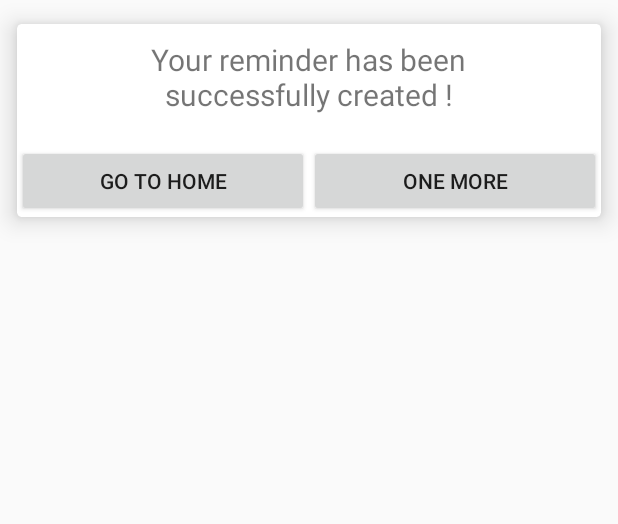
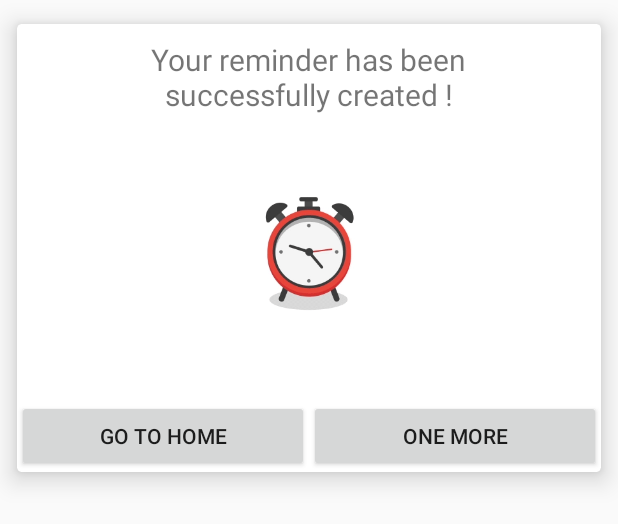
Before and after one commit to agniraj09/irctc-booking-reminder, an Android app: the layout dialog_success_description.xml on its own in the app's theme, with its tools: preview values and no code run, on a phone screen of 412 x 824 dp. Shown: the top 524 px of the screen. Run offline under Robolectric (Android 15) with nearby library versions, the phone set to English and light mode, and no system bars.

Commit message:
Added Success Pop-up GIF

```diff
--- a/app/build.gradle
+++ b/app/build.gradle
@@ -35,4 +35,5 @@ dependencies {
     implementation 'com.android.support:recyclerview-v7:28.0.0'
     implementation 'com.google.android.gms:play-services-ads:19.0.0'
     implementation 'org.jetbrains:annotations:15.0'
+    implementation 'pl.droidsonroids.gif:android-gif-drawable:1.2.15'
 }
--- a/app/src/main/res/layout/dialog_success_description.xml
+++ b/app/src/main/res/layout/dialog_success_description.xml
@@ -1,9 +1,11 @@
 <?xml version="1.0" encoding="utf-8"?>
 <RelativeLayout xmlns:android="http://schemas.android.com/apk/res/android"
+    xmlns:card_view="http://schemas.android.com/apk/res-auto"
+    xmlns:tools="http://schemas.android.com/tools"
     android:layout_width="match_parent"
     android:layout_height="match_parent">
 
-    <androidx.cardview.widget.CardView xmlns:card_view="http://schemas.android.com/apk/res-auto"
+    <androidx.cardview.widget.CardView
         android:id="@+id/create_event_card"
         android:layout_width="wrap_content"
         android:layout_height="wrap_content"
@@ -11,25 +13,23 @@
         card_view:cardElevation="10dp"
         card_view:cardUseCompatPadding="true">
 
+
         <RelativeLayout
             android:layout_width="wrap_content"
             android:layout_height="wrap_content">
 
-            <TextView
-                android:id="@+id/event_created_note"
-                android:layout_width="250dp"
-                android:layout_height="wrap_content"
+            <pl.droidsonroids.gif.GifImageView
+                android:id="@+id/successImage"
                 android:layout_centerHorizontal="true"
-                android:layout_margin="10dp"
-                android:textSize="20sp"
-                android:textAlignment="center"
-                android:text="@string/success_note"
-                android:gravity="center_horizontal" />
+                android:layout_width="170dp"
+                android:layout_height="170dp"
+                android:layout_below="@id/event_created_note"
+                android:src="@drawable/alarm_set_gif" />
 
             <LinearLayout
                 android:layout_width="match_parent"
                 android:layout_height="wrap_content"
-                android:layout_below="@id/event_created_note"
+                android:layout_below="@id/successImage"
                 android:orientation="horizontal"
                 android:weightSum="2">
 
@@ -51,6 +51,16 @@
 
             </LinearLayout>
 
+            <TextView
+                android:id="@+id/event_created_note"
+                android:layout_width="250dp"
+                android:layout_height="wrap_content"
+                android:layout_centerHorizontal="true"
+                android:layout_margin="10dp"
+                android:gravity="center_horizontal"
+                android:text="@string/success_note"
+                android:textAlignment="center"
+                android:textSize="20sp" />
 
         </RelativeLayout>
     </androidx.cardview.widget.CardView>
```
Also changed, not shown: app/src/main/res/drawable/alarm_set_gif.gif (added), 2 other files.
